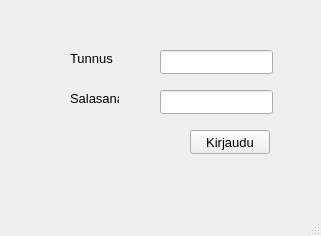
Old version of the form bank-automat/mainwindow.ui in the repository t3roja/ATM.
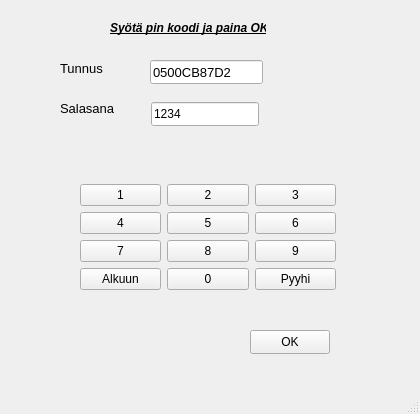
New version of the form.

The edit to the form file:
```diff
--- a/bank-automat/mainwindow.ui
+++ b/bank-automat/mainwindow.ui
@@ -6,37 +6,19 @@
    <rect>
     <x>0</x>
     <y>0</y>
-    <width>321</width>
-    <height>236</height>
+    <width>420</width>
+    <height>414</height>
    </rect>
   </property>
   <property name="windowTitle">
    <string>MainWindow</string>
   </property>
   <widget class="QWidget" name="centralwidget">
-   <widget class="QPushButton" name="pushButtonLogin">
-    <property name="geometry">
-     <rect>
-      <x>190</x>
-      <y>130</y>
-      <width>80</width>
-      <height>24</height>
-     </rect>
-    </property>
-    <property name="font">
-     <font>
-      <pointsize>10</pointsize>
-     </font>
-    </property>
-    <property name="text">
-     <string>Kirjaudu</string>
-    </property>
-   </widget>
    <widget class="QLabel" name="label">
     <property name="geometry">
      <rect>
-      <x>70</x>
-      <y>50</y>
+      <x>60</x>
+      <y>60</y>
       <width>49</width>
       <height>16</height>
      </rect>
@@ -53,8 +35,8 @@
    <widget class="QLineEdit" name="lineEditUname">
     <property name="geometry">
      <rect>
-      <x>160</x>
-      <y>50</y>
+      <x>150</x>
+      <y>60</y>
       <width>113</width>
       <height>24</height>
      </rect>
@@ -64,28 +46,16 @@
       <pointsize>10</pointsize>
      </font>
     </property>
-   </widget>
-   <widget class="QLineEdit" name="lineEditPass">
-    <property name="geometry">
-     <rect>
-      <x>160</x>
-      <y>90</y>
-      <width>113</width>
-      <height>24</height>
-     </rect>
-    </property>
-    <property name="font">
-     <font>
-      <pointsize>10</pointsize>
-     </font>
+    <property name="text">
+     <string>0500CB87D2</string>
     </property>
    </widget>
    <widget class="QLabel" name="label_2">
     <property name="geometry">
      <rect>
-      <x>70</x>
-      <y>90</y>
-      <width>49</width>
+      <x>60</x>
+      <y>100</y>
+      <width>61</width>
       <height>16</height>
      </rect>
     </property>
@@ -98,6 +68,152 @@
      <string>Salasana</string>
     </property>
    </widget>
+   <widget class="QWidget" name="layoutWidget">
+    <property name="geometry">
+     <rect>
+      <x>80</x>
+      <y>140</y>
+      <width>256</width>
+      <height>194</height>
+     </rect>
+    </property>
+    <layout class="QVBoxLayout" name="verticalLayout">
+     <item>
+      <layout class="QGridLayout" name="gridLayout">
+       <item row="1" column="2">
+        <widget class="QPushButton" name="btn6">
+         <property name="text">
+          <string>6</string>
+         </property>
+        </widget>
+       </item>
+       <item row="3" column="1">
+        <widget class="QPushButton" name="btn0">
+         <property name="text">
+          <string>0</string>
+         </property>
+        </widget>
+       </item>
+       <item row="0" column="2">
+        <widget class="QPushButton" name="btn3">
+         <property name="text">
+          <string>3</string>
+         </property>
+        </widget>
+       </item>
+       <item row="2" column="1">
+        <widget class="QPushButton" name="btn8">
+         <property name="text">
+          <string>8</string>
+         </property>
+        </widget>
+       </item>
+       <item row="3" column="0">
+        <widget class="QPushButton" name="btnReturn">
+         <property name="text">
+          <string>Alkuun</string>
+         </property>
+        </widget>
+       </item>
+       <item row="3" column="2">
+        <widget class="QPushButton" name="btnErase">
+         <property name="text">
+          <string>Pyyhi</string>
+         </property>
+        </widget>
+       </item>
+       <item row="1" column="0">
+        <widget class="QPushButton" name="btn4">
+         <property name="text">
+          <string>4</string>
+         </property>
+        </widget>
+       </item>
+       <item row="0" column="1">
+        <widget class="QPushButton" name="btn2">
+         <property name="text">
+          <string>2</string>
+         </property>
+        </widget>
+       </item>
+       <item row="0" column="0">
+        <widget class="QPushButton" name="btn1">
+         <property name="text">
+          <string>1</string>
+         </property>
+        </widget>
+       </item>
+       <item row="1" column="1">
+        <widget class="QPushButton" name="btn5">
+         <property name="text">
+          <string>5</string>
+         </property>
+        </widget>
+       </item>
+       <item row="2" column="2">
+        <widget class="QPushButton" name="btn9">
+         <property name="text">
+          <string>9</string>
+         </property>
+        </widget>
+       </item>
+       <item row="2" column="0">
+        <widget class="QPushButton" name="btn7">
+         <property name="text">
+          <string>7</string>
+         </property>
+        </widget>
+       </item>
+      </layout>
+     </item>
+    </layout>
+   </widget>
+   <widget class="QLabel" name="label_3">
+    <property name="geometry">
+     <rect>
+      <x>110</x>
+      <y>20</y>
+      <width>156</width>
+      <height>16</height>
+     </rect>
+    </property>
+    <property name="font">
+     <font>
+      <italic>true</italic>
+      <bold>true</bold>
+      <underline>true</underline>
+     </font>
+    </property>
+    <property name="text">
+     <string>Syötä pin koodi ja paina OK</string>
+    </property>
+   </widget>
+   <widget class="QPushButton" name="pushButtonLogin">
+    <property name="geometry">
+     <rect>
+      <x>250</x>
+      <y>330</y>
+      <width>80</width>
+      <height>24</height>
+     </rect>
+    </property>
+    <property name="text">
+     <string>OK</string>
+    </property>
+   </widget>
+   <widget class="QLineEdit" name="lineEditPass">
+    <property name="geometry">
+     <rect>
+      <x>151</x>
+      <y>102</y>
+      <width>108</width>
+      <height>24</height>
+     </rect>
+    </property>
+    <property name="text">
+     <string>1234</string>
+    </property>
+   </widget>
   </widget>
   <widget class="QMenuBar" name="menubar">
    <property name="geometry">
```
Left out of the diff: 2 changed lines with no effect on the pictures.
